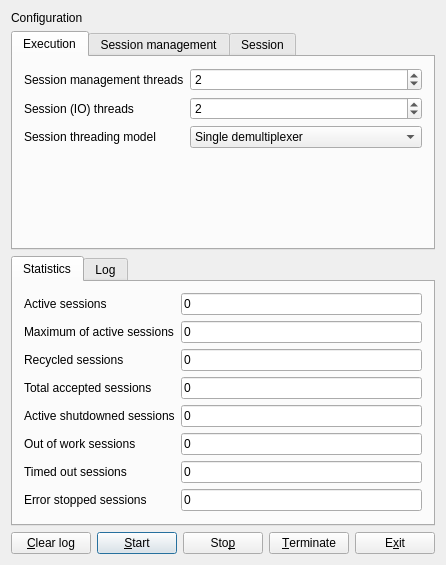
This is src/ma/echo/server/qt/mainform.ui in mabrarov/asio_samples as Qt 5 draws it before an edit. The edited form follows.
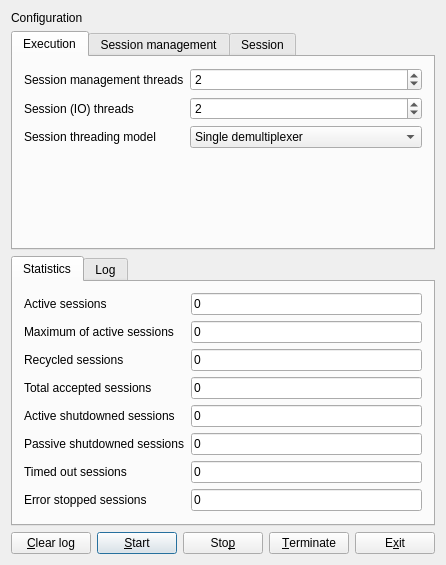
This is the edited form.

```diff
--- a/src/ma/echo/server/qt/mainform.ui
+++ b/src/ma/echo/server/qt/mainform.ui
@@ -533,7 +533,7 @@
        <item row="5" column="0">
         <widget class="QLabel" name="outOfWorkSessionsLabel">
          <property name="text">
-          <string>Out of work sessions</string>
+          <string>Passive shutdowned sessions</string>
          </property>
         </widget>
        </item>
```
